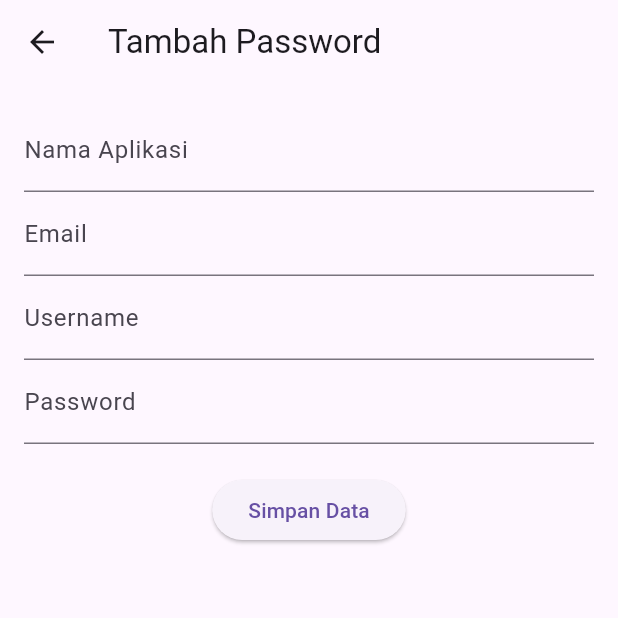
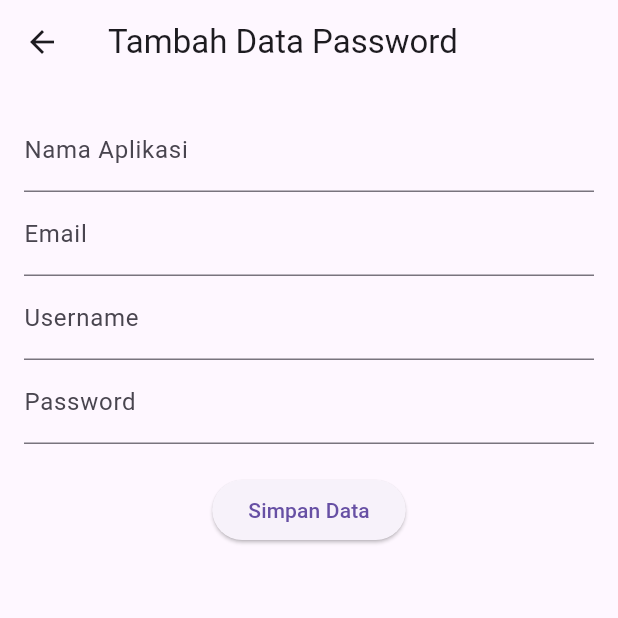
Before and after one commit to stevenunsia/password_manager, a Flutter app: the HomePage screen opened by its route, after a tap on the "add" icon, on a phone screen of 412 x 824 dp, the top half of it. Run offline on Flutter 3.47's test engine with Material 3 defaults, Android fonts, the phone set to English and light mode, and no system bars; our stand-ins replace logger, sqflite_common_ffi, sqflite_common_ffi_web; missing offline and left inert: encrypt; accounts and stored records are empty.

Commit message:
update crud tambah data password

```diff
--- a/lib/main.dart
+++ b/lib/main.dart
@@ -18,7 +18,7 @@ class MyApp extends StatelessWidget {
       routes: {
         '/': (context) => LoginPage(),
         '/register': (context) => RegistrationPage(),
-        '/home': (context) => HomePage(),
+        '/home': (context) => HomePage(username: 'your_username'),
       },
     );
   }
--- a/lib/pages/home_page.dart
+++ b/lib/pages/home_page.dart
@@ -1,18 +1,24 @@
 import 'package:flutter/material.dart';
 import '../database_helper.dart';
 import '../models/password.dart';
-import 'insert_password_page.dart'; // Import the InsertPasswordPage
-import 'edit_password_page.dart'; // Import the EditPasswordPage
+import 'edit_data_page.dart'; // Import the EditDataPage
+import 'insert_data_page.dart'; // Import the InsertDataPage
+import 'profile_page.dart';
+import '../utils/crypto_utils.dart'; // Import CryptoUtils for decryption
 
 class HomePage extends StatefulWidget {
-  const HomePage({super.key});
+  final String username;
+
+  const HomePage({super.key, required this.username});
 
   @override
   HomePageState createState() => HomePageState();
 }
 
 class HomePageState extends State<HomePage> {
+  int _selectedIndex = 0;
   List<Password> _passwords = [];
+  Map<int, bool> _showPasswords = {}; // Track which passwords are shown
 
   @override
   void initState() {
@@ -22,16 +28,50 @@ class HomePageState extends State<HomePage> {
 
   Future<void> _loadPasswords() async {
     final passwords = await DatabaseHelper.instance.getPasswords();
+    if (mounted) {
       setState(() {
         _passwords = passwords;
+        _showPasswords = {for (var password in passwords) password.id!: false}; // Initialize all passwords as hidden
+      });
+    }
+  }
+
+  void _onItemTapped(int index) {
+    setState(() {
+      _selectedIndex = index;
     });
   }
 
   @override
   Widget build(BuildContext context) {
+    List<Widget> pages = <Widget>[
+      _buildPasswordPage(),
+      ProfilePage(username: widget.username),
+    ];
+
     return Scaffold(
       appBar: AppBar(title: Text("Password Manager")),
-      body: Padding(
+      body: pages[_selectedIndex],
+      bottomNavigationBar: BottomNavigationBar(
+        items: const <BottomNavigationBarItem>[
+          BottomNavigationBarItem(
+            icon: Icon(Icons.lock),
+            label: 'Password',
+          ),
+          BottomNavigationBarItem(
+            icon: Icon(Icons.person),
+            label: 'Profile',
+          ),
+        ],
+        currentIndex: _selectedIndex,
+        selectedItemColor: Colors.amber[800],
+        onTap: _onItemTapped,
+      ),
+    );
+  }
+
+  Widget _buildPasswordPage() {
+    return Padding(
       padding: const EdgeInsets.all(16.0),
       child: Column(
         children: [
@@ -40,6 +80,11 @@ class HomePageState extends State<HomePage> {
               itemCount: _passwords.length,
               itemBuilder: (context, index) {
                 final password = _passwords[index];
+                final isPasswordVisible = _showPasswords[password.id] ?? false;
+                final decryptedPassword = isPasswordVisible
+                    ? CryptoUtils.decryptPassword(password.password, password.username)
+                    : '********';
+
                 return ListTile(
                   title: Text(password.title),
                   subtitle: Column(
@@ -47,24 +92,37 @@ class HomePageState extends State<HomePage> {
                     children: [
                       Text('Email: ${password.email}'),
                       Text('Username: ${password.username}'),
-                        Text('Password: ${password.password}'),
+                      Text('Password: $decryptedPassword'), // Show decrypted password if visible
                     ],
                   ),
-                    trailing: IconButton(
+                  trailing: Row(
+                    mainAxisSize: MainAxisSize.min,
+                    children: [
+                      IconButton(
+                        icon: Icon(isPasswordVisible ? Icons.visibility_off : Icons.visibility),
+                        onPressed: () {
+                          setState(() {
+                            _showPasswords[password.id!] = !isPasswordVisible;
+                          });
+                        },
+                      ),
+                      IconButton(
                         icon: Icon(Icons.delete),
                         onPressed: () async {
                           await DatabaseHelper.instance.deletePassword(password.id!);
                           _loadPasswords();
                         },
                       ),
+                    ],
+                  ),
                   onTap: () async {
                     final result = await Navigator.push(
                       context,
                       MaterialPageRoute(
-                          builder: (context) => EditPasswordPage(password: password),
+                        builder: (context) => EditPasswordPage(password: password), // Pass the correct password object
                       ),
                     );
-                      if (result == true) {
+                    if (result == true && mounted) {
                       _loadPasswords();
                     }
                   },
@@ -72,21 +130,20 @@ class HomePageState extends State<HomePage> {
               },
             ),
           ),
-          ],
-        ),
-      ),
-      floatingActionButton: FloatingActionButton(
+          FloatingActionButton(
             onPressed: () async {
               final result = await Navigator.push(
                 context,
-            MaterialPageRoute(builder: (context) => InsertPasswordPage()),
+                MaterialPageRoute(builder: (context) => InsertDataPage()), // Use the correct class name
               );
-          if (result == true) {
+              if (result == true && mounted) {
                 _loadPasswords();
               }
             },
             child: Icon(Icons.add),
           ),
+        ],
+      ),
     );
   }
 }
--- a/lib/pages/insert_password_page.dart
+++ b/lib/pages/insert_data_page.dart
@@ -1,15 +1,16 @@
 import 'package:flutter/material.dart';
 import '../database_helper.dart';
 import '../models/password.dart';
+import '../utils/crypto_utils.dart'; // Import CryptoUtils for encryption
 
-class InsertPasswordPage extends StatefulWidget {
-  const InsertPasswordPage({super.key});
+class InsertDataPage extends StatefulWidget {
+  const InsertDataPage({super.key});
 
   @override
-  InsertPasswordPageState createState() => InsertPasswordPageState();
+  InsertDataPageState createState() => InsertDataPageState();
 }
 
-class InsertPasswordPageState extends State<InsertPasswordPage> {
+class InsertDataPageState extends State<InsertDataPage> {
   final TextEditingController _titleController = TextEditingController();
   final TextEditingController _emailController = TextEditingController();
   final TextEditingController _usernameController = TextEditingController();
@@ -28,11 +29,20 @@ class InsertPasswordPageState extends State<InsertPasswordPage> {
       return;
     }
 
+    if (!RegExp(r'^[^@]+@[^@]+\.[^@]+').hasMatch(email)) {
+      ScaffoldMessenger.of(context).showSnackBar(
+        SnackBar(content: Text('Invalid email format')),
+      );
+      return;
+    }
+
+    final encryptedPassword = CryptoUtils.encryptPassword(password, username); // Encrypt the password
+
     final newPassword = Password(
       title: title,
       email: email,
       username: username,
-      password: password,
+      password: encryptedPassword,
     );
 
     await DatabaseHelper.instance.insertPassword(newPassword);
@@ -45,7 +55,7 @@ class InsertPasswordPageState extends State<InsertPasswordPage> {
   @override
   Widget build(BuildContext context) {
     return Scaffold(
-      appBar: AppBar(title: Text("Tambah Password")),
+      appBar: AppBar(title: Text("Tambah Data Password")),
       body: Padding(
         padding: const EdgeInsets.all(16.0),
         child: Column(
```
Also changed, not shown: lib/database_helper.dart (+10 -1 lines), lib/models/user.dart (+9 -0 lines), lib/pages/edit_data_page.dart (renamed from lib/pages/edit_password_page.dart, +17 -5 lines), lib/pages/edit_profile_page.dart (added, +128 -0 lines), lib/pages/login_page.dart (+9 -1 lines), lib/pages/profile_page.dart (added, +83 -0 lines), lib/utils/crypto_utils.dart (+11 -4 lines). Lines whose indentation alone changed are shown as unchanged.
